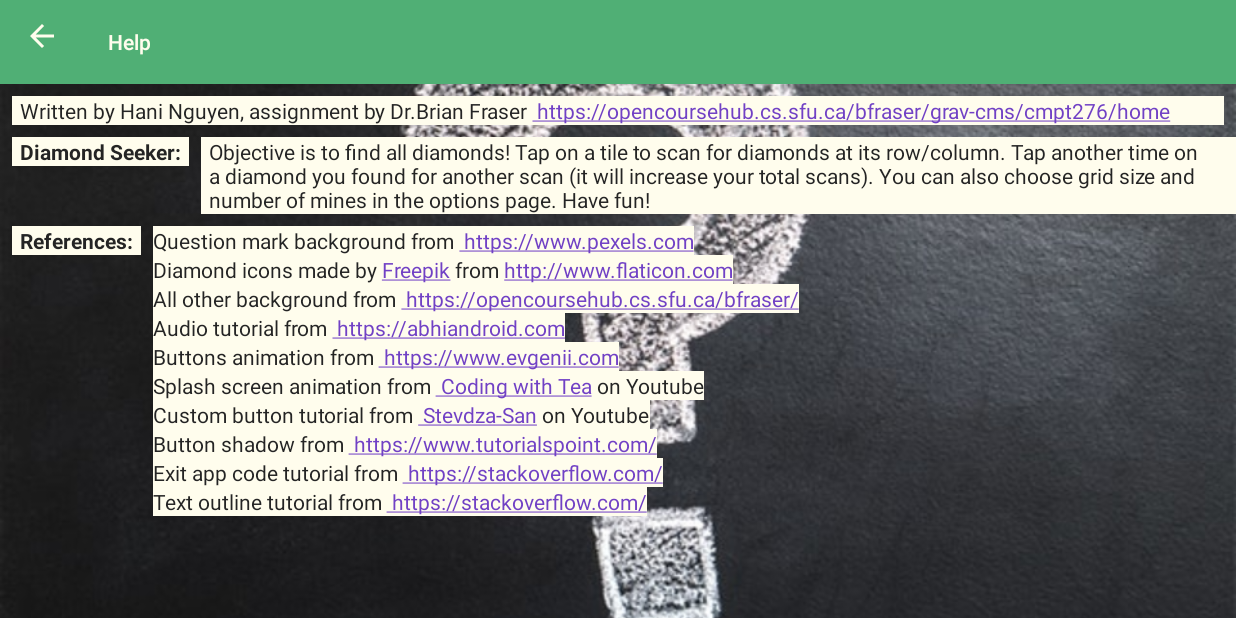
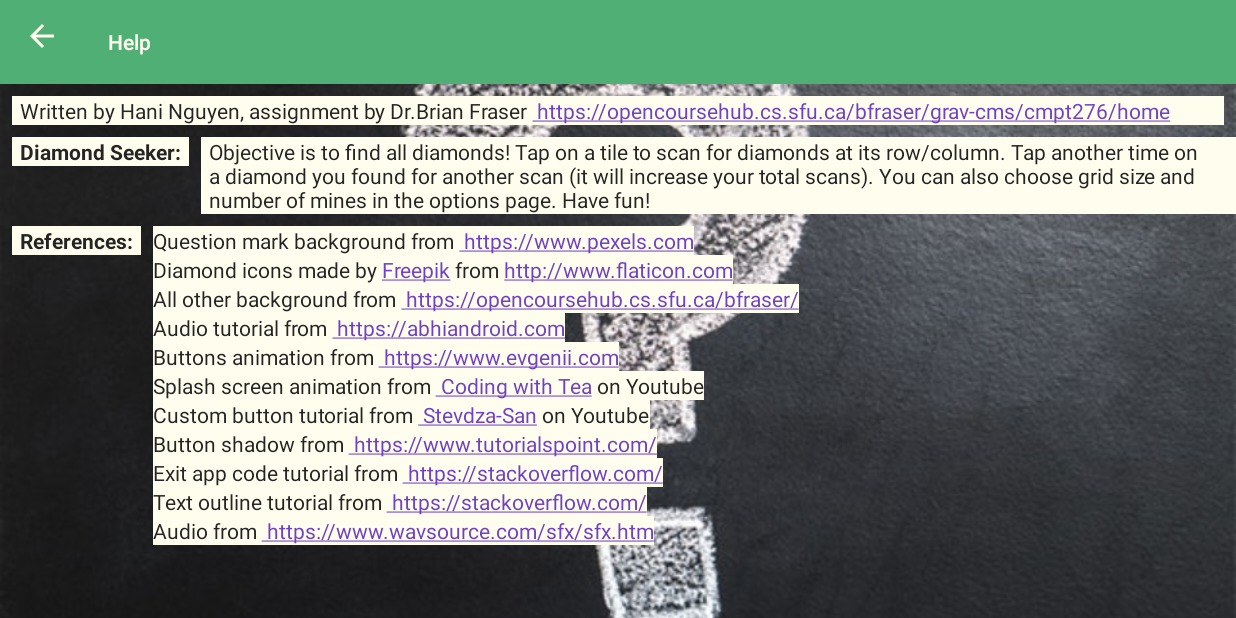
Before and after one commit to hanidnguyen/Diamond-Seeker, an Android app: the HelpPage screen opened directly, with no data from a screen before it, on a phone screen of 824 x 412 dp (held sideways). Run offline under Robolectric (Android 15) with nearby library versions, the phone set to English and light mode, and no system bars; Roboto replaces fonts that are not available here.

Commit message:
- Push tag

```diff
--- a/app/src/main/java/cmpt276/assignment3/diamondseeker/HelpPage.java
+++ b/app/src/main/java/cmpt276/assignment3/diamondseeker/HelpPage.java
@@ -38,6 +38,9 @@ public class HelpPage extends AppCompatActivity {
         TextView txt6 = findViewById(R.id.ref6);
         TextView txt7 = findViewById(R.id.ref7);
         TextView txt8 = findViewById(R.id.ref8);
+        TextView txt9 = findViewById(R.id.ref9);
+        TextView txt10 = findViewById(R.id.ref10);
+        TextView txt11 = findViewById(R.id.ref11);
 
 
         author_ref.setMovementMethod(LinkMovementMethod.getInstance());
@@ -49,6 +52,9 @@ public class HelpPage extends AppCompatActivity {
         txt6.setMovementMethod(LinkMovementMethod.getInstance());
         txt7.setMovementMethod(LinkMovementMethod.getInstance());
         txt8.setMovementMethod(LinkMovementMethod.getInstance());
+        txt9.setMovementMethod(LinkMovementMethod.getInstance());
+        txt10.setMovementMethod(LinkMovementMethod.getInstance());
+        txt11.setMovementMethod(LinkMovementMethod.getInstance());
     }
 
     @Override
--- a/app/src/main/res/layout/activity_help_page.xml
+++ b/app/src/main/res/layout/activity_help_page.xml
@@ -206,5 +206,15 @@
         app:layout_constraintStart_toStartOf="@+id/ref9"
         app:layout_constraintTop_toBottomOf="@+id/ref9" />
 
+    <TextView
+        android:id="@+id/ref11"
+        android:layout_width="wrap_content"
+        android:layout_height="wrap_content"
+        android:background="@color/light_yellow"
+        android:text="@string/audio_website"
+        android:textColor="@color/dark_grey"
+        app:layout_constraintStart_toStartOf="@+id/ref10"
+        app:layout_constraintTop_toBottomOf="@+id/ref10" />
+
 
 </androidx.constraintlayout.widget.ConstraintLayout>
--- a/app/src/main/res/values/strings.xml
+++ b/app/src/main/res/values/strings.xml
@@ -46,11 +46,16 @@
         href="https://stackoverflow.com/questions/3182393/android-textview-outline-text">
         https://stackoverflow.com/</a></string>
 
+    <string name="audio_website">Audio from <a
+        href="https://www.wavsource.com/sfx/sfx.htm">
+        https://www.wavsource.com/sfx/sfx.htm</a></string>
+
     <string name="app_description">
         Objective is to find all diamonds! Tap on a tile to scan for diamonds at its row/column.
         Tap another time on a diamond you found for another scan (it will increase your total scans).
         You can also choose grid size and number of mines in the options page. Have fun!
     </string>
+
 
     <string name="options_page_number_mines_subtitle">Select number mines</string>
     <string name="options_page_board_size_subtitle">Select Board Size</string>
```
Also changed, not shown: 1 other file.
